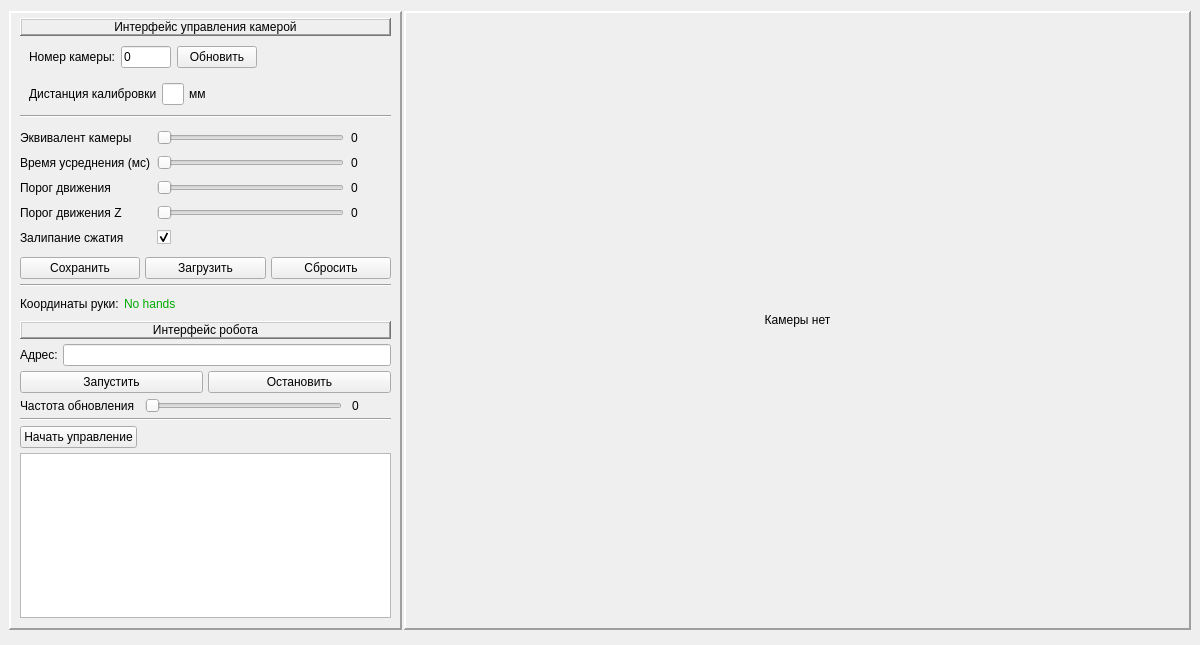
The window that py/HapHapch/Qt/PyQtWindow.ui (KirillHit/HandTracker) describes before a commit, drawn with Qt 5.
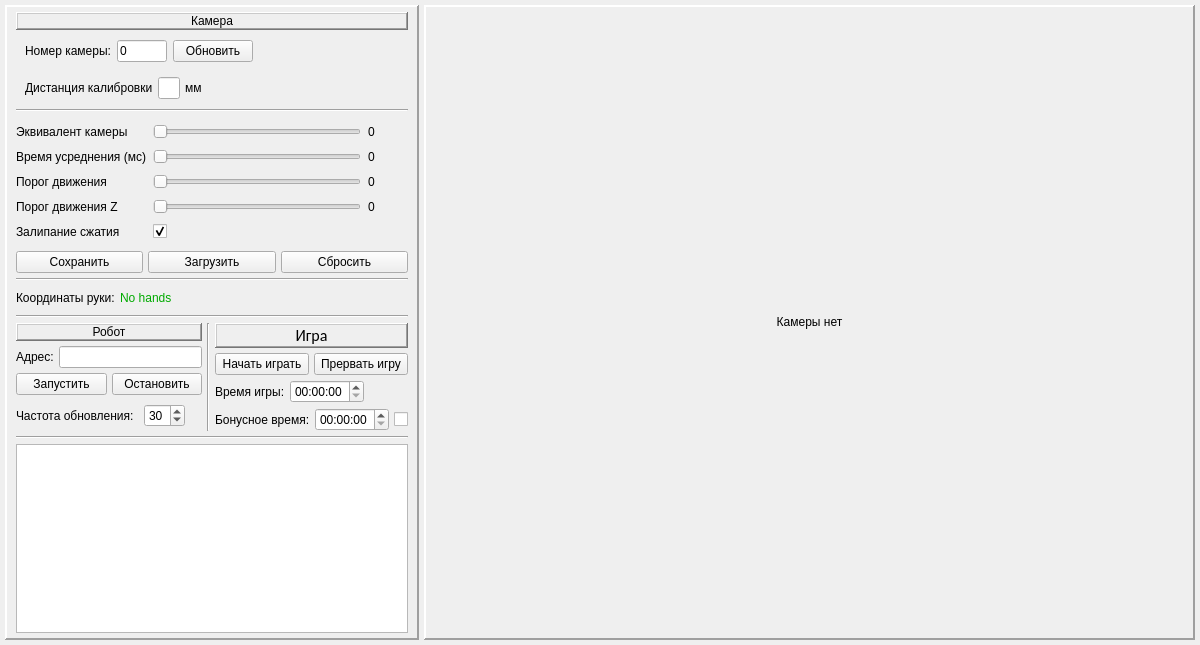
The same window after the commit.

What changed in the file:
```diff
--- a/py/HapHapch/Qt/PyQtWindow.ui
+++ b/py/HapHapch/Qt/PyQtWindow.ui
@@ -19,45 +19,45 @@
   <widget class="QWidget" name="centralwidget">
    <layout class="QGridLayout" name="gridLayout_6">
     <property name="leftMargin">
-     <number>0</number>
+     <number>5</number>
     </property>
     <property name="topMargin">
-     <number>10</number>
+     <number>5</number>
     </property>
     <property name="rightMargin">
-     <number>0</number>
+     <number>5</number>
     </property>
     <property name="bottomMargin">
-     <number>10</number>
+     <number>5</number>
     </property>
     <property name="spacing">
-     <number>0</number>
+     <number>5</number>
     </property>
     <item row="0" column="0">
-     <widget class="QFrame" name="verticalFrame">
-      <property name="frameShape">
-       <enum>QFrame::NoFrame</enum>
-      </property>
-      <property name="frameShadow">
-       <enum>QFrame::Raised</enum>
-      </property>
-      <property name="lineWidth">
-       <number>2</number>
-      </property>
-      <layout class="QVBoxLayout" name="verticalLayout_4" stretch="10">
+     <layout class="QHBoxLayout" name="horizontalLayout_5" stretch="7,13">
        <property name="spacing">
-        <number>2</number>
-       </property>
-       <property name="topMargin">
-        <number>1</number>
-       </property>
-       <property name="bottomMargin">
         <number>5</number>
        </property>
-       <item>
-        <layout class="QHBoxLayout" name="horizontalLayout_5" stretch="1,2">
          <item>
           <widget class="QFrame" name="frame">
+        <property name="sizePolicy">
+         <sizepolicy hsizetype="Maximum" vsizetype="Preferred">
+          <horstretch>0</horstretch>
+          <verstretch>0</verstretch>
+         </sizepolicy>
+        </property>
+        <property name="minimumSize">
+         <size>
+          <width>0</width>
+          <height>0</height>
+         </size>
+        </property>
+        <property name="maximumSize">
+         <size>
+          <width>16777215</width>
+          <height>16777215</height>
+         </size>
+        </property>
            <property name="frameShape">
             <enum>QFrame::Panel</enum>
            </property>
@@ -98,7 +98,7 @@
                <number>1</number>
               </property>
               <property name="text">
-               <string>Интерфейс управления камерой</string>
+            <string>Камера</string>
               </property>
               <property name="alignment">
                <set>Qt::AlignCenter</set>
@@ -548,12 +548,20 @@
              </layout>
             </item>
             <item>
-             <layout class="QVBoxLayout" name="verticalLayout_2"/>
-            </item>
+          <widget class="Line" name="line_4">
+           <property name="orientation">
+            <enum>Qt::Horizontal</enum>
+           </property>
+          </widget>
+         </item>
+         <item>
+          <layout class="QHBoxLayout" name="horizontalLayout_8" stretch="1,0,1">
+           <item>
+            <layout class="QVBoxLayout" name="verticalLayout_3">
             <item>
              <widget class="QLabel" name="label_9">
               <property name="sizePolicy">
-               <sizepolicy hsizetype="Preferred" vsizetype="Maximum">
+                <sizepolicy hsizetype="Expanding" vsizetype="Maximum">
                 <horstretch>0</horstretch>
                 <verstretch>0</verstretch>
                </sizepolicy>
@@ -568,7 +576,7 @@
                <enum>QFrame::Raised</enum>
               </property>
               <property name="text">
-               <string>Интерфейс робота</string>
+                <string>Робот</string>
               </property>
               <property name="alignment">
                <set>Qt::AlignCenter</set>
@@ -668,7 +676,7 @@
              </layout>
             </item>
             <item>
-             <layout class="QHBoxLayout" name="horizontalLayout_10" stretch="1,10,2">
+              <layout class="QHBoxLayout" name="horizontalLayout_10" stretch="1,0,0">
               <property name="spacing">
                <number>10</number>
               </property>
@@ -678,91 +686,208 @@
               <item>
                <widget class="QLabel" name="label_15">
                 <property name="text">
-                 <string>Частота обновления</string>
+                  <string>Частота обновления:</string>
                 </property>
                </widget>
               </item>
               <item>
-               <widget class="QSlider" name="FrequencySlender">
+                <widget class="QSpinBox" name="FrequencySlender">
+                 <property name="sizePolicy">
+                  <sizepolicy hsizetype="Maximum" vsizetype="Fixed">
+                   <horstretch>0</horstretch>
+                   <verstretch>0</verstretch>
+                  </sizepolicy>
+                 </property>
                 <property name="minimum">
                  <number>1</number>
                 </property>
-                <property name="maximum">
+                 <property name="value">
                  <number>30</number>
                 </property>
-                <property name="orientation">
-                 <enum>Qt::Horizontal</enum>
-                </property>
                </widget>
               </item>
               <item>
-               <widget class="QLabel" name="Lab_UpdateTime">
+                <widget class="QLabel" name="label_5">
+                 <property name="sizePolicy">
+                  <sizepolicy hsizetype="Minimum" vsizetype="Preferred">
+                   <horstretch>0</horstretch>
+                   <verstretch>0</verstretch>
+                  </sizepolicy>
+                 </property>
                 <property name="text">
-                 <string>0</string>
+                  <string/>
                 </property>
                </widget>
               </item>
              </layout>
             </item>
+            </layout>
+           </item>
             <item>
-             <widget class="Line" name="line_4">
+            <widget class="Line" name="line_6">
               <property name="orientation">
-               <enum>Qt::Horizontal</enum>
+              <enum>Qt::Vertical</enum>
+             </property>
+            </widget>
+           </item>
+           <item>
+            <layout class="QVBoxLayout" name="verticalLayout_2">
+             <item>
+              <widget class="QLabel" name="label_14">
+               <property name="sizePolicy">
+                <sizepolicy hsizetype="Expanding" vsizetype="Maximum">
+                 <horstretch>0</horstretch>
+                 <verstretch>0</verstretch>
+                </sizepolicy>
+               </property>
+               <property name="font">
+                <font>
+                 <family>Calibri</family>
+                 <pointsize>12</pointsize>
+                 <weight>9</weight>
+                 <italic>false</italic>
+                 <bold>false</bold>
+                </font>
+               </property>
+               <property name="styleSheet">
+                <string notr="true">font: 75 12pt &quot;Calibri&quot;;</string>
+               </property>
+               <property name="frameShape">
+                <enum>QFrame::WinPanel</enum>
+               </property>
+               <property name="frameShadow">
+                <enum>QFrame::Raised</enum>
+               </property>
+               <property name="text">
+                <string>Игра</string>
+               </property>
+               <property name="alignment">
+                <set>Qt::AlignCenter</set>
+               </property>
+               <property name="margin">
+                <number>2</number>
               </property>
              </widget>
             </item>
             <item>
              <layout class="QHBoxLayout" name="horizontalLayout_9">
               <item>
-               <widget class="QPushButton" name="StartRobotBut">
+                <widget class="QPushButton" name="StartGameBut">
+                 <property name="minimumSize">
+                  <size>
+                   <width>0</width>
+                   <height>0</height>
+                  </size>
+                 </property>
                 <property name="text">
-                 <string>Начать управление</string>
+                  <string>Начать играть</string>
                 </property>
                </widget>
               </item>
               <item>
-               <widget class="QLabel" name="label_19">
-                <property name="sizePolicy">
-                 <sizepolicy hsizetype="MinimumExpanding" vsizetype="Preferred">
-                  <horstretch>0</horstretch>
-                  <verstretch>0</verstretch>
-                 </sizepolicy>
+                <widget class="QPushButton" name="StopGameBut">
+                 <property name="minimumSize">
+                  <size>
+                   <width>0</width>
+                   <height>0</height>
+                  </size>
                 </property>
                 <property name="text">
-                 <string/>
+                  <string>Прервать игру</string>
                 </property>
                </widget>
               </item>
              </layout>
             </item>
             <item>
-             <widget class="QFrame" name="horizontalFrame">
-              <property name="sizePolicy">
-               <sizepolicy hsizetype="Preferred" vsizetype="MinimumExpanding">
-                <horstretch>0</horstretch>
-                <verstretch>0</verstretch>
-               </sizepolicy>
-              </property>
               <layout class="QHBoxLayout" name="horizontalLayout">
-               <property name="spacing">
-                <number>0</number>
-               </property>
-               <property name="leftMargin">
-                <number>0</number>
-               </property>
-               <property name="topMargin">
-                <number>0</number>
-               </property>
-               <property name="rightMargin">
-                <number>0</number>
-               </property>
-               <property name="bottomMargin">
-                <number>5</number>
-               </property>
+               <item>
+                <widget class="QLabel" name="label_17">
+                 <property name="sizePolicy">
+                  <sizepolicy hsizetype="Maximum" vsizetype="Preferred">
+                   <horstretch>0</horstretch>
+                   <verstretch>0</verstretch>
+                  </sizepolicy>
+                 </property>
+                 <property name="text">
+                  <string>Время игры:</string>
+                 </property>
+                </widget>
+               </item>
+               <item>
+                <widget class="QTimeEdit" name="timeEdit">
+                 <property name="sizePolicy">
+                  <sizepolicy hsizetype="Maximum" vsizetype="Fixed">
+                   <horstretch>0</horstretch>
+                   <verstretch>0</verstretch>
+                  </sizepolicy>
+                 </property>
+                </widget>
+               </item>
+               <item>
+                <widget class="QLabel" name="label_19">
+                 <property name="sizePolicy">
+                  <sizepolicy hsizetype="Expanding" vsizetype="Preferred">
+                   <horstretch>0</horstretch>
+                   <verstretch>0</verstretch>
+                  </sizepolicy>
+                 </property>
+                 <property name="text">
+                  <string/>
+                 </property>
+                </widget>
+               </item>
+              </layout>
+             </item>
+             <item>
+              <layout class="QHBoxLayout" name="horizontalLayout_11">
+               <item>
+                <widget class="QLabel" name="label_18">
+                 <property name="text">
+                  <string>Бонусное время:</string>
+                 </property>
+                </widget>
+               </item>
+               <item>
+                <widget class="QTimeEdit" name="Add_timeEdit">
+                 <property name="sizePolicy">
+                  <sizepolicy hsizetype="Maximum" vsizetype="Fixed">
+                   <horstretch>0</horstretch>
+                   <verstretch>0</verstretch>
+                  </sizepolicy>
+                 </property>
+                </widget>
+               </item>
+               <item>
+                <widget class="QCheckBox" name="AddTime_checkBox">
+                 <property name="sizePolicy">
+                  <sizepolicy hsizetype="Expanding" vsizetype="Fixed">
+                   <horstretch>0</horstretch>
+                   <verstretch>0</verstretch>
+                  </sizepolicy>
+                 </property>
+                 <property name="text">
+                  <string/>
+                 </property>
+                </widget>
+               </item>
+              </layout>
+             </item>
+            </layout>
+           </item>
+          </layout>
+         </item>
+         <item>
+          <widget class="Line" name="line_3">
+           <property name="orientation">
+            <enum>Qt::Horizontal</enum>
+           </property>
+          </widget>
+         </item>
                <item>
                 <widget class="QListWidget" name="SendList">
                  <property name="sizePolicy">
-                  <sizepolicy hsizetype="Preferred" vsizetype="Ignored">
+            <sizepolicy hsizetype="Preferred" vsizetype="Expanding">
                    <horstretch>0</horstretch>
                    <verstretch>0</verstretch>
                   </sizepolicy>
@@ -773,6 +898,12 @@
                    <height>40</height>
                   </size>
                  </property>
+           <property name="maximumSize">
+            <size>
+             <width>16777215</width>
+             <height>16777215</height>
+            </size>
+           </property>
                  <property name="styleSheet">
                   <string notr="true"/>
                  </property>
@@ -817,9 +948,6 @@
               </layout>
              </widget>
             </item>
-           </layout>
-          </widget>
-         </item>
          <item>
           <widget class="QLabel" name="Lab_Cam">
            <property name="sizePolicy">
@@ -904,9 +1032,6 @@
           </widget>
          </item>
         </layout>
-       </item>
-      </layout>
-     </widget>
     </item>
    </layout>
   </widget>
```
Lines whose indentation alone changed are shown as unchanged.
